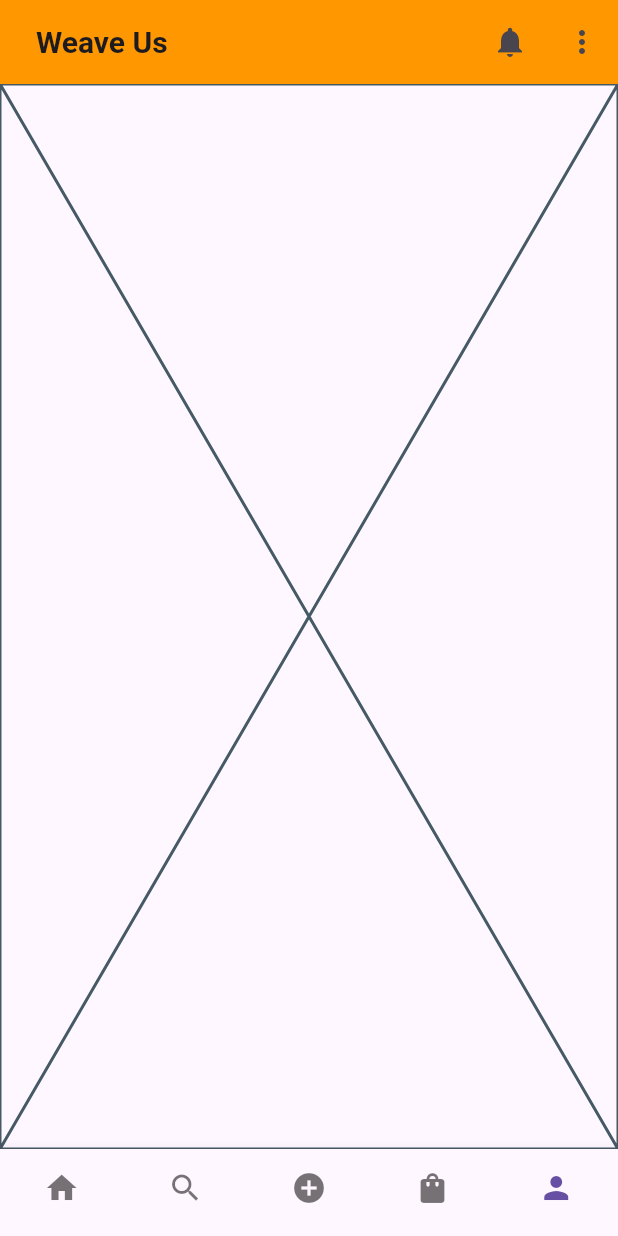
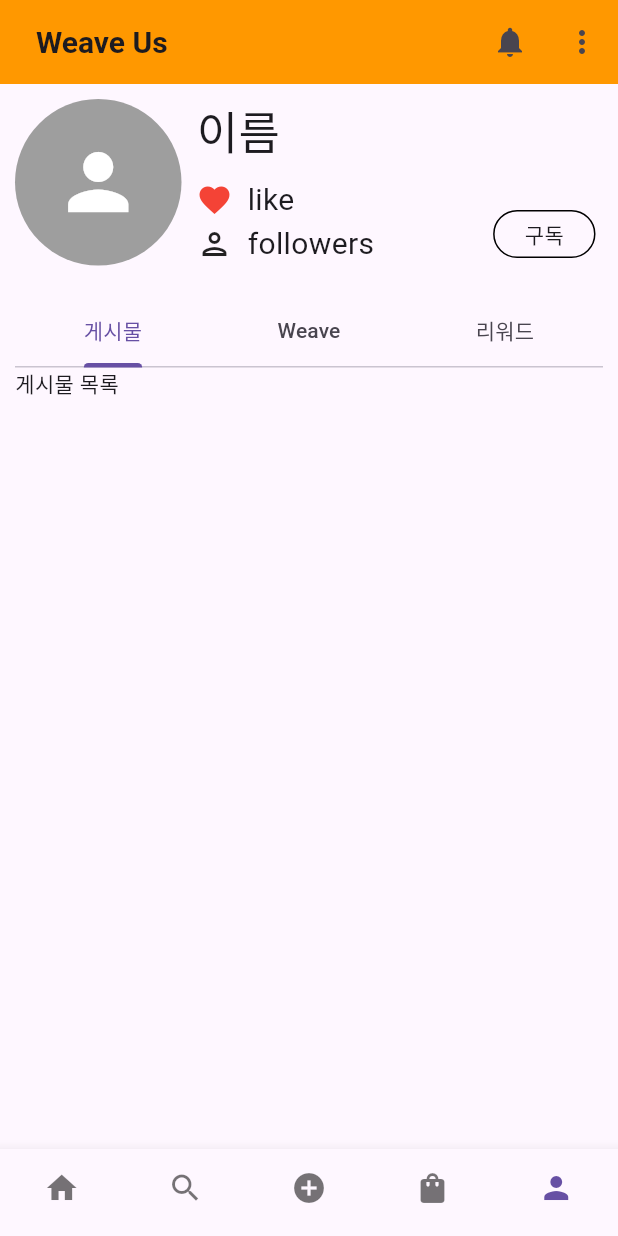
Before and after one commit to Team-WeaveUs/WeaveUs, a Flutter app: the screen it shows after launch, item 5 of the bottom bar chosen, on a phone screen of 412 x 824 dp. Run offline on Flutter 3.47's test engine with Material 3 defaults, Android fonts, the phone set to English and light mode, and no system bars; our stand-ins replace flutter_dotenv; network calls fail.

Commit message:
feat : make profile_screen.dart, and toggle_button.dart featured toggle screen what follower_tab.dart and profile_tab.dart

```diff
--- /dev/null
+++ b/FE/lib/screens/elements/toggle_button.dart
@@ -0,0 +1,38 @@
+import 'package:flutter/material.dart';
+
+class ToggleButton extends StatelessWidget {
+  final int selectedIndex;
+  final Function(int) onToggle;
+
+  const ToggleButton({required this.selectedIndex, required this.onToggle, Key? key}) : super(key: key);
+
+  @override
+  Widget build(BuildContext context) {
+    return Row(
+      mainAxisAlignment: MainAxisAlignment.center,
+      children: [
+        if (selectedIndex != 0) _buildButton("구독", 0),
+        if (selectedIndex != 1) _buildButton("프로필", 1),
+      ],
+    );
+  }
+
+  Widget _buildButton(String text, int index) {
+    return GestureDetector(
+      onTap: () => onToggle(index),
+      child: Container(
+        padding: EdgeInsets.symmetric(vertical: 5, horizontal: 20),
+        margin: EdgeInsets.all(5),
+        decoration: BoxDecoration(
+          borderRadius: BorderRadius.circular(20),
+          border: Border.all()
+        ),
+        child: Text(
+          text,
+          style: TextStyle(
+          ),
+        ),
+      ),
+    );
+  }
+}
--- a/FE/lib/screens/profile_screen.dart
+++ b/FE/lib/screens/profile_screen.dart
@@ -1,4 +1,7 @@
 import 'package:flutter/material.dart';
+import 'package:weave_us/screens/elements/toggle_button.dart';
+import 'package:weave_us/screens/profile_screen/follower_tab.dart';
+import 'package:weave_us/screens/profile_screen/profile_tab.dart';
 
 class ProfileScreen extends StatefulWidget {
   const ProfileScreen({super.key});
@@ -8,8 +11,77 @@ class ProfileScreen extends StatefulWidget {
 }
 
 class _ProfileScreenState extends State<ProfileScreen> {
+  int selectedIndex = 1;
+
   @override
   Widget build(BuildContext context) {
-    return const Placeholder();
+    return Container(
+      margin: const EdgeInsets.all(10),
+      child: Column(
+        children: [
+          Row(
+            mainAxisAlignment: MainAxisAlignment.spaceBetween,
+            crossAxisAlignment: CrossAxisAlignment.end,
+            children: [
+              const Row(crossAxisAlignment: CrossAxisAlignment.start, children: [
+                CircleAvatar(
+                  radius: 55.5,
+                  backgroundImage: null,
+                  //widget.postData.userProfile == '0'
+                  // ? null
+                  // : NetworkImage(widget.postData.userProfile),
+                  child: Icon(size: 60, Icons.person, color: Colors.white),
+                  //widget.postData.userProfile == '0'
+                  // ? Icon(Icons.person, color: Colors.white)
+                  // : null,
+                  backgroundColor: Colors.grey, // 기본 배경색 설정 (선택 사항)
+                ),
+                SizedBox(width: 10,),
+                Column(
+                  crossAxisAlignment: CrossAxisAlignment.start,
+                  children: [
+                    Text(
+                      "이름",
+                      style: TextStyle(fontSize: 30),
+                    ),
+                    SizedBox(height: 10,),
+                    Row(
+                      children: [
+                        Icon(
+                          Icons.favorite,
+                          color: Colors.red,
+                        ),
+                        SizedBox(width: 10,),
+                        Text("like",
+                        style: TextStyle(fontSize: 20),),
+                      ],
+                    ),
+                    Row(children: [
+                      Icon(
+                        Icons.person_outlined,
+                      ),
+                      SizedBox(width: 10,),
+                      Text("followers",
+                      style: TextStyle(fontSize: 20),)
+                    ]),
+                  ],
+                ),
+              ]),
+              ToggleButton(
+                  selectedIndex: selectedIndex,
+                  onToggle: (index) {
+                    setState(() {
+                      selectedIndex = index;
+                    });
+                  })
+            ],
+          ),
+          const SizedBox(height: 20,),
+          Expanded(
+            child: selectedIndex == 0 ? FollowerTab() : ProfileTab(),
+          )
+        ],
+      ),
+    );
   }
 }
--- /dev/null
+++ b/FE/lib/screens/profile_screen/profile_tab.dart
@@ -0,0 +1,33 @@
+import 'package:flutter/material.dart';
+import 'profile_tab/post_grid.dart';
+import 'profile_tab/reward_list.dart';
+import 'profile_tab/weave_list.dart';
+
+class ProfileTab extends StatelessWidget {
+  @override
+  Widget build(BuildContext context) {
+    return DefaultTabController(
+      length: 3,
+      child: Column(
+        children: [
+          TabBar(
+            tabs: [
+              Tab(text: "게시물"),
+              Tab(text: "Weave"),
+              Tab(text: "리워드"),
+            ],
+          ),
+          Expanded(
+            child: TabBarView(
+              children: [
+                PostGrid(),
+                WeaveList(),
+                RewardList(),
+              ],
+            ),
+          ),
+        ],
+      ),
+    );
+  }
+}
--- /dev/null
+++ b/FE/lib/screens/profile_screen/profile_tab/post_grid.dart
@@ -0,0 +1,9 @@
+import 'package:flutter/material.dart';
+class PostGrid extends StatelessWidget {
+  const PostGrid({super.key});
+
+  @override
+  Widget build(BuildContext context) {
+    return const Text("게시물 목록");
+  }
+}
```
Also changed, not shown: FE/lib/screens/profile_screen/follower_tab.dart (added, +30 -0 lines), FE/lib/screens/profile_screen/follower_tab/follower_list.dart (added, +10 -0 lines), FE/lib/screens/profile_screen/follower_tab/following_list.dart (added, +10 -0 lines), FE/lib/screens/profile_screen/profile_tab/reward_list.dart (added, +10 -0 lines), FE/lib/screens/profile_screen/profile_tab/weave_list.dart (added, +10 -0 lines).
